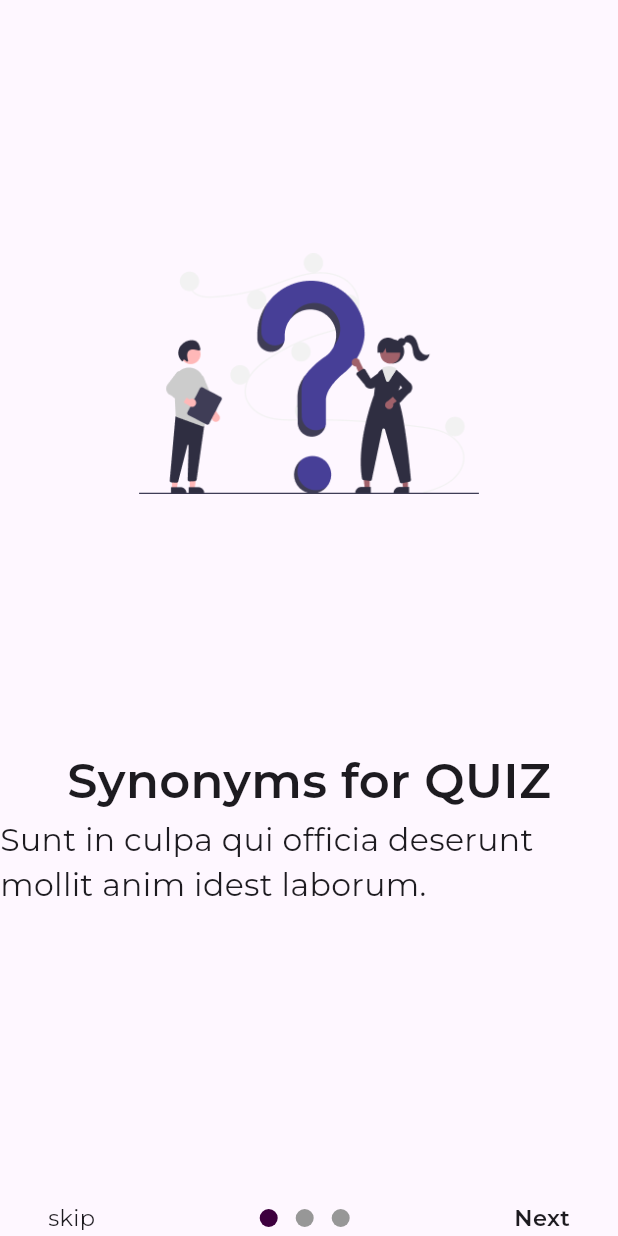
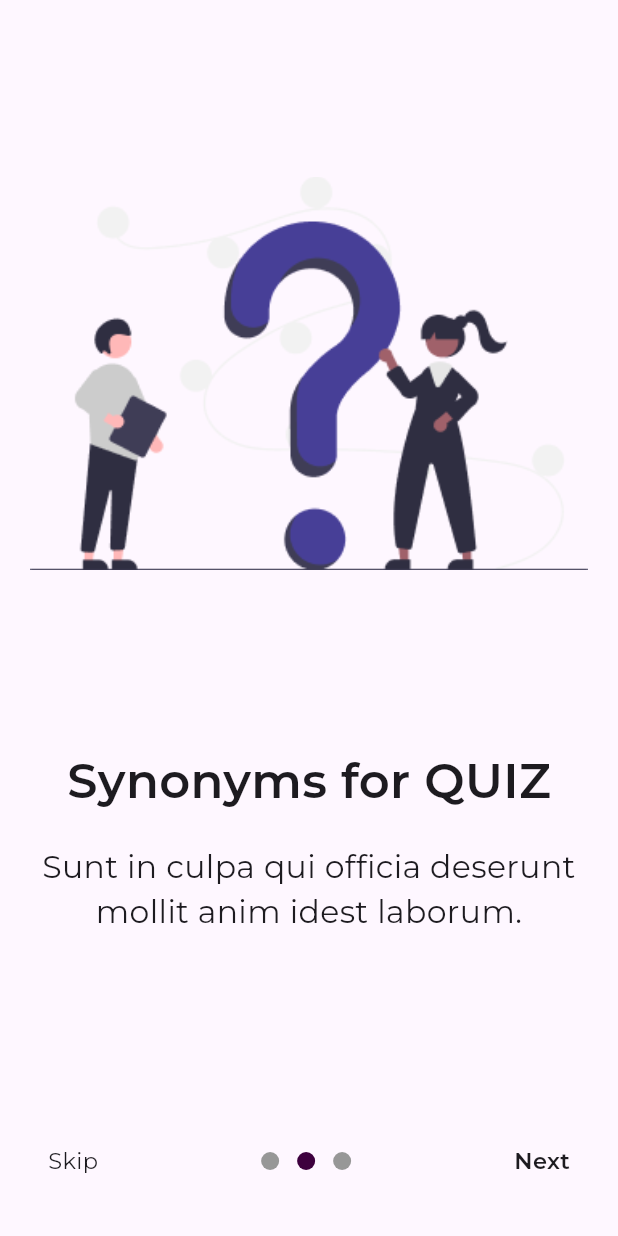
Before and after one commit to yaramegahed/quiz_app, a Flutter app: the OnboardingScreen screen opened directly, swiped to page 2, on a phone screen of 412 x 824 dp. Run offline on Flutter 3.47's test engine with Material 3 defaults, Android fonts, the phone set to English and light mode, and no system bars; drawn by our look-alikes of dots_indicator; project files that could hold a hidden picture were left out.

Commit message:
onboarding

```diff
--- a/lib/features/onboarding/controller/onboarding_controller.dart
+++ b/lib/features/onboarding/controller/onboarding_controller.dart
@@ -1,33 +1,47 @@
 import 'dart:async';
 
+import 'package:flutter/material.dart';
+
 class OnboardingController {
-  double currentPositionPage = 0;
+  int currentPositionPage = 0;
   late StreamController streamController;
+  late PageController pageController;
   late Sink inputData;
   late Stream outputData;
+  bool isTapped =false;
 
   OnboardingController() {
     streamController = StreamController();
     inputData = streamController.sink;
     outputData = streamController.stream;
     inputData.add(currentPositionPage);
+    pageController = PageController(initialPage: currentPositionPage);
   }
 
   onTap(int indexPosition) {
-    currentPositionPage = indexPosition.toDouble();
+    currentPositionPage = indexPosition;
+    pageController.animateToPage(currentPositionPage,
+        duration: Duration(milliseconds: 400), curve: Curves.ease);
+
     inputData.add(currentPositionPage);
   }
 
   nextOnTap() {
-    if (currentPositionPage == 2) {
-      currentPositionPage = 0;
-    } else {
-      currentPositionPage++;
-    }
+      // if (currentPositionPage == 2) {
+      //   currentPositionPage = 0;
+      // } else {
+        // currentPositionPage++;
+    // }
+    pageController.animateToPage(currentPositionPage.toInt(),
+        duration: Duration(milliseconds: 400), curve: Curves.ease);
     inputData.add(currentPositionPage);
+    currentPositionPage++;
+    currentPositionPage%=3;
   }
-  onDispose(){
+
+  onDispose() {
     inputData.close();
     streamController.close();
+    pageController.dispose();
   }
 }
--- a/lib/features/onboarding/view/onboarding_screen.dart
+++ b/lib/features/onboarding/view/onboarding_screen.dart
@@ -34,25 +34,47 @@ class _OnboardingScreenState extends State<OnboardingScreen> {
     return Scaffold(
       body: SafeArea(
         child: PageView.builder(
-          itemCount:data.length,
+            onPageChanged: (int indexPosition) {
+              _onboardingController.onTap(indexPosition);
+              print(_onboardingController.currentPositionPage);
+              // _onboardingController.currentPositionPage=value;
+              // _onboardingController.onTap(value);
+              // if (_onboardingController.isTapped == true) {
+              //   if (_onboardingController.pageController.page!.round() ==
+              //       _onboardingController.currentPositionPage) {
+              //     _onboardingController.isTapped = false;
+              //   }
+              // } else {
+              //   _onboardingController.onTap(value);
+              // }
+            },
+            controller: _onboardingController.pageController,
+            itemCount: data.length,
             itemBuilder: (context, index) {
-            final item=data[index];
-           return CustomPageViewBody(
-              image:item.image,
+              final item = data[index];
+              return Padding(
+                padding: const EdgeInsets.symmetric(horizontal: 20),
+                child: CustomPageViewBody(
+                  image: item.image,
                   title: item.title,
                   subTitle: item.subtitle,
-            );}
                 ),
+              );
+            }),
       ),
-      bottomNavigationBar: CustomBottomNavigationBar(
+      bottomNavigationBar: SizedBox(
+        height: 100,
+        child: CustomBottomNavigationBar(
           outputData: _onboardingController.outputData,
           onTap: (indexPosition) {
+            _onboardingController.isTapped = true;
             _onboardingController.onTap(indexPosition);
           },
           nextOnTap: () {
             _onboardingController.nextOnTap();
           },
         ),
+      ),
     );
   }
 }
--- a/lib/features/onboarding/widget/custom_bottom_navigation_bar.dart
+++ b/lib/features/onboarding/widget/custom_bottom_navigation_bar.dart
@@ -1,5 +1,7 @@
 import 'package:dots_indicator/dots_indicator.dart';
+import 'package:flutter/cupertino.dart';
 import 'package:flutter/material.dart';
+import 'package:quiz_app/features/login/view/login_screen.dart';
 
 import '../../../core/colors/colors.dart';
 
@@ -7,7 +9,8 @@ class CustomBottomNavigationBar extends StatelessWidget {
   const CustomBottomNavigationBar({
     super.key,
     required this.onTap,
-    required this.outputData, required this.nextOnTap,
+    required this.outputData,
+    required this.nextOnTap,
   });
 
   final void Function(int) onTap;
@@ -17,13 +20,24 @@ class CustomBottomNavigationBar extends StatelessWidget {
   @override
   Widget build(BuildContext context) {
     return Padding(
-      padding: const EdgeInsets.symmetric(horizontal: 32,),
+      padding: const EdgeInsets.symmetric(
+        horizontal: 32,
+      ),
       child: Row(
-         mainAxisAlignment: MainAxisAlignment.spaceBetween,
+        mainAxisAlignment: MainAxisAlignment.spaceBetween,
         children: [
-          Text(
-            "skip",
-            style: TextStyle(fontWeight: FontWeight.w400, fontSize: 15),
+          InkWell(
+            onTap: () {
+              Navigator.pushReplacement(
+                  context,
+                  CupertinoPageRoute(
+                    builder: (context) => LoginScreen(),
+                  ));
+            },
+            child: Text(
+              "Skip",
+              style: TextStyle(fontWeight: FontWeight.w400, fontSize: 15),
+            ),
           ),
           StreamBuilder(
             stream: outputData,
@@ -35,7 +49,8 @@ class CustomBottomNavigationBar extends StatelessWidget {
                   color: AppColors.kDotMain),
               onTap: onTap,
               dotsCount: 3,
-              position: snapshot.data == null ? 0.0 : snapshot.data!.toDouble(),
+              position:
+                  snapshot.data == null ? 0.0 : (snapshot.data).toDouble(),
             ),
           ),
           InkWell(
--- a/lib/features/onboarding/widget/custom_page_view_body.dart
+++ b/lib/features/onboarding/widget/custom_page_view_body.dart
@@ -2,34 +2,44 @@ import 'package:flutter/material.dart';
 
 class CustomPageViewBody extends StatelessWidget {
   const CustomPageViewBody({
-    super.key, required this.image, required this.title, required this.subTitle,
+    super.key,
+    required this.image,
+    required this.title,
+    required this.subTitle,
   });
-final String? image;
-final String? title;
-final String? subTitle;
+
+  final String? image;
+  final String? title;
+  final String? subTitle;
+
   @override
   Widget build(BuildContext context) {
     return Column(
       children: [
-        SizedBox(height: 50,),
-        Center(
-            child: Image.asset(
-              image??"assets/images/Frame.png",
-              height: 398,
-              width: 227,
-            )),
+        SizedBox(
+          height: 50,
+        ),
+        Image.asset(
+          fit: BoxFit.contain,
+          image ?? "assets/images/Frame.png",
+          height: 398,
+        ),
         SizedBox(
           height: 50,
         ),
         Text(
-          title??"hhhhhhhhhhhhhhhhhhhhhh",
+          title ?? "hhhhhhhhhhhhhhhhhhhhhh",
           style: TextStyle(
               fontSize: 32,
               fontFamily: "Montserrat",
               fontWeight: FontWeight.w600),
         ),
+        SizedBox(
+          height: 18,
+        ),
         Text(
-          subTitle??"noooooooooooooooooooooooo",
+          textAlign: TextAlign.center,
+          subTitle ?? "noooooooooooooooooooooooo",
           style: TextStyle(
               fontSize: 21,
               fontFamily: "Montserrat",
```
Also changed, not shown: lib/features/login/view/login_screen.dart (added, +10 -0 lines). Lines whose indentation alone changed are shown as unchanged.
